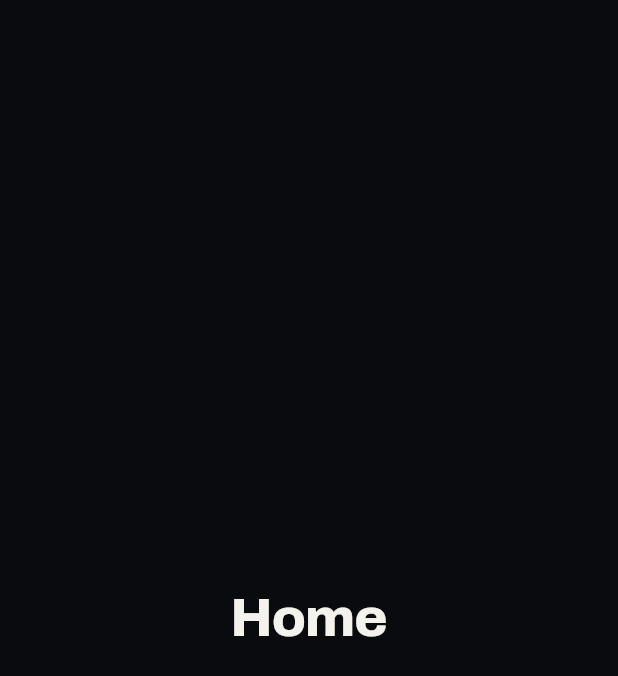
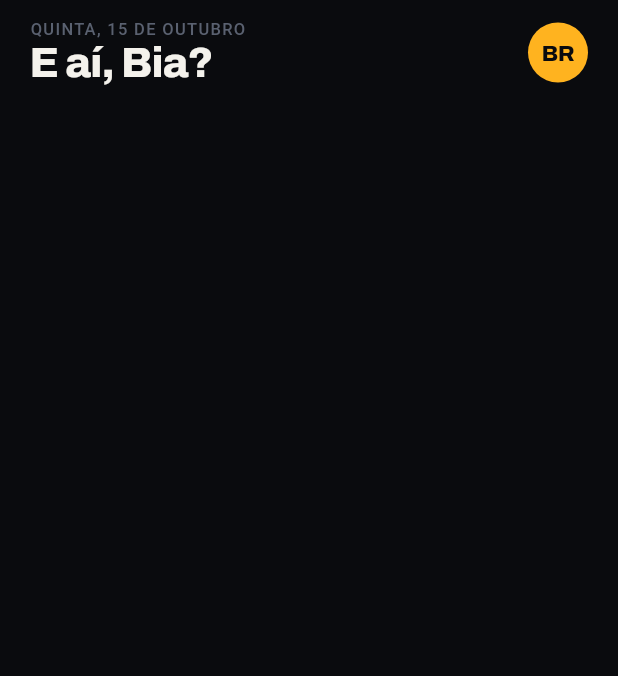
Before and after one commit to Lhferraaz/Quizzada, a Flutter app: the HomeScreen screen opened by its route, on a phone screen of 412 x 824 dp. Shown: the top 676 px of the screen. Run offline on Flutter 3.47's test engine with Material 3 defaults, Android fonts, the phone set to English and light mode, and no system bars; our stand-ins replace flutter_riverpod, go_router, google_fonts; Roboto replaces fonts that are missing (Geist Mono).

Commit message:
feat: adiciona o cabeçalho da home

```diff
--- a/lib/ui/gallery/gallery_screen.dart
+++ b/lib/ui/gallery/gallery_screen.dart
@@ -180,6 +180,7 @@ class GalleryScreen extends StatelessWidget {
                       type: QzButtonType.secondary,
                       onPressed: () => context.push(Routes.singUp),
                     ),
+                    QzButton(label: 'Home', size: QzButtonSize.medium, type: QzButtonType.secondary, onPressed: () => context.push(Routes.home))
                   ],
                 ),
               ],
--- a/lib/ui/home/screens/home_screen.dart
+++ b/lib/ui/home/screens/home_screen.dart
@@ -1,5 +1,9 @@
 import 'package:flutter/material.dart';
+import 'package:quizzada/ui/core/shared/widgets/qz_avatar.dart';
+import 'package:quizzada/ui/core/themes/qz_colors.dart';
+import 'package:quizzada/ui/core/themes/qz_space.dart';
 import 'package:quizzada/ui/core/themes/qz_text.dart';
+import 'package:quizzada/utils/formatter.dart';
 
 class HomeScreen extends StatelessWidget {
   const HomeScreen({super.key});
@@ -7,7 +11,42 @@ class HomeScreen extends StatelessWidget {
   @override
   Widget build(BuildContext context) {
     return Scaffold(
-      body: Center(child: Text('Home', style: QzText.displayM)),
+      body: SafeArea(
+        child: ListView(
+          padding: const EdgeInsets.fromLTRB(
+            QzSpace.s20,
+            QzSpace.s12,
+            QzSpace.s20,
+            QzSpace.s24,
+          ),
+          children: const [_Header()],
+        ),
+      ),
     );
   }
 }
+
+class _Header extends StatelessWidget {
+  const _Header();
+
+  @override
+  Widget build(BuildContext context) {
+    return Row(
+      children: [
+        Expanded(
+          child: Column(
+            crossAxisAlignment: CrossAxisAlignment.start,
+            children: [
+              Text(
+                Formatters.weekdayAndDate(DateTime.now()).toUpperCase(),
+                style: QzText.overline.copyWith(color: QzColors.textMuted),
+              ),
+              Text('E aí, Bia?', style: QzText.titleL),
+            ],
+          ),
+        ),
+        QzAvatar(initials: 'BR', color: QzColors.gameC),
+      ],
+    );
+  }
+}
--- a/lib/utils/formatter.dart
+++ b/lib/utils/formatter.dart
@@ -1,6 +1,10 @@
 abstract final class Formatters {
   static String initials(String name) {
-    final words = name.trim().split(RegExp(r'\s+')).where((word) => word.isNotEmpty).toList();
+    final words = name
+        .trim()
+        .split(RegExp(r'\s+'))
+        .where((word) => word.isNotEmpty)
+        .toList();
 
     if (words.isEmpty) return '?';
 
@@ -8,4 +12,36 @@ abstract final class Formatters {
 
     return '${words.first[0]} ${words.last[0]}'.toUpperCase();
   }
+
+  static const _weekdays = [
+    'Segunda',
+    'Terça',
+    'Quarta',
+    'Quinta',
+    'Sexta',
+    'Sábado',
+    'Domingo',
+  ];
+
+  static const _months = [
+    // ← novo
+    'janeiro', // ← novo
+    'fevereiro', // ← novo
+    'março', // ← novo
+    'abril', // ← novo
+    'maio', // ← novo
+    'junho', // ← novo
+    'julho', // ← novo
+    'agosto', // ← novo
+    'setembro', // ← novo
+    'outubro', // ← novo
+    'novembro', // ← novo
+    'dezembro', // ← novo
+  ];
+
+  static String weekdayAndDate(DateTime date) {
+    final weekday = _weekdays[date.weekday - 1];
+    final month = _months[date.month - 1];
+    return '$weekday, ${date.day} de $month';
+  }
 }
```
